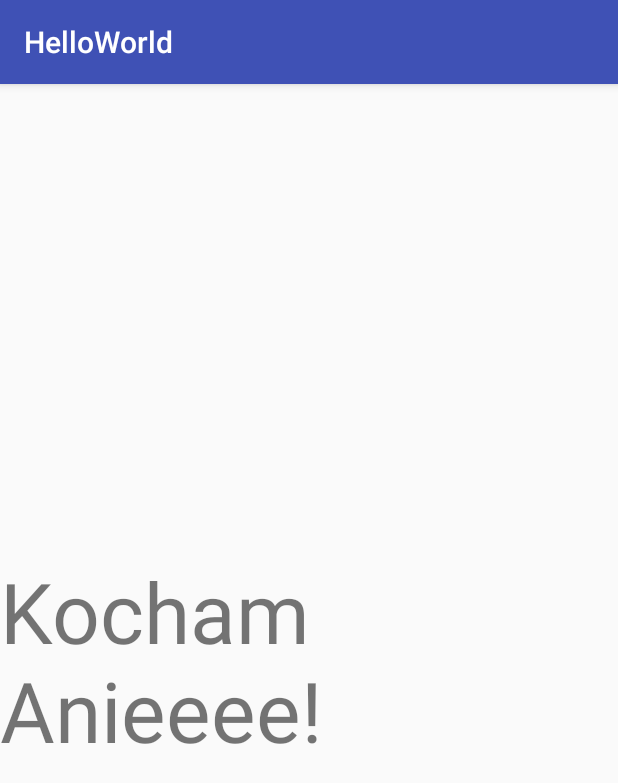
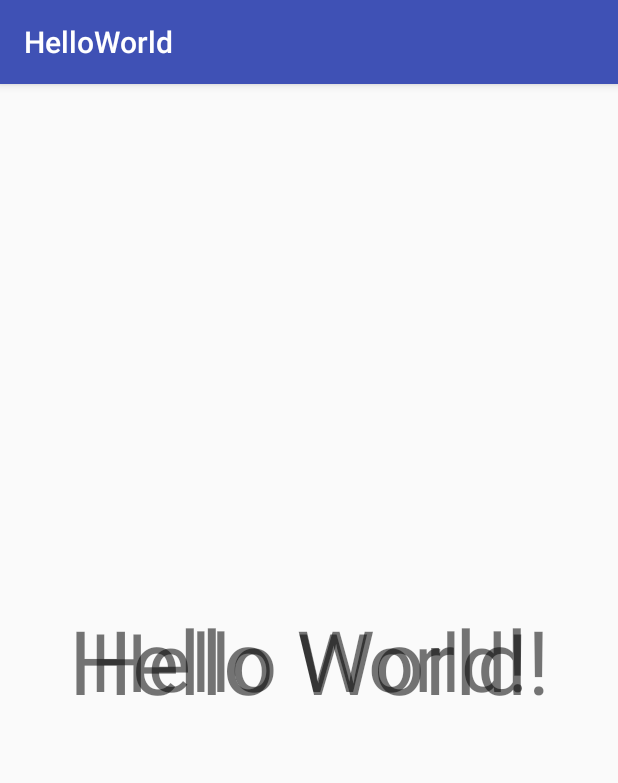
Before and after one commit to Squaess/Android, an Android app: the screen it shows after launch (HelloWorld), on a phone screen of 412 x 824 dp. Shown: the top 783 px of the screen. Run offline under Robolectric (Android 15) with nearby library versions, the phone set to English and light mode, and no system bars.

Commit message:
Simply edited hello projrct from Windows

```diff
--- a/HelloWorld/app/src/main/res/layout/activity_hello_world.xml
+++ b/HelloWorld/app/src/main/res/layout/activity_hello_world.xml
@@ -9,8 +9,18 @@
     <TextView
         android:layout_width="wrap_content"
         android:layout_height="wrap_content"
-        android:text="Kocham Anieeee!"
-        android:textSize="56dp"
+        android:text="Hello World!"
+        android:textSize="54dp"
+        app:layout_constraintBottom_toBottomOf="parent"
+        app:layout_constraintLeft_toLeftOf="parent"
+        app:layout_constraintRight_toRightOf="parent"
+        app:layout_constraintTop_toTopOf="parent" />
+
+    <TextView
+        android:layout_width="wrap_content"
+        android:layout_height="wrap_content"
+        android:text="Hello World!"
+        android:textSize="59dp"
         app:layout_constraintBottom_toBottomOf="parent"
         app:layout_constraintLeft_toLeftOf="parent"
         app:layout_constraintRight_toRightOf="parent"
```
